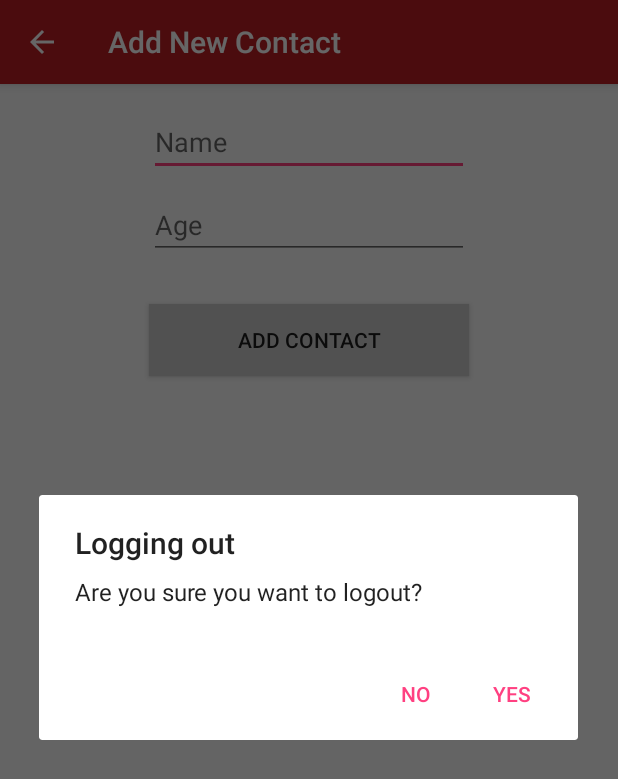
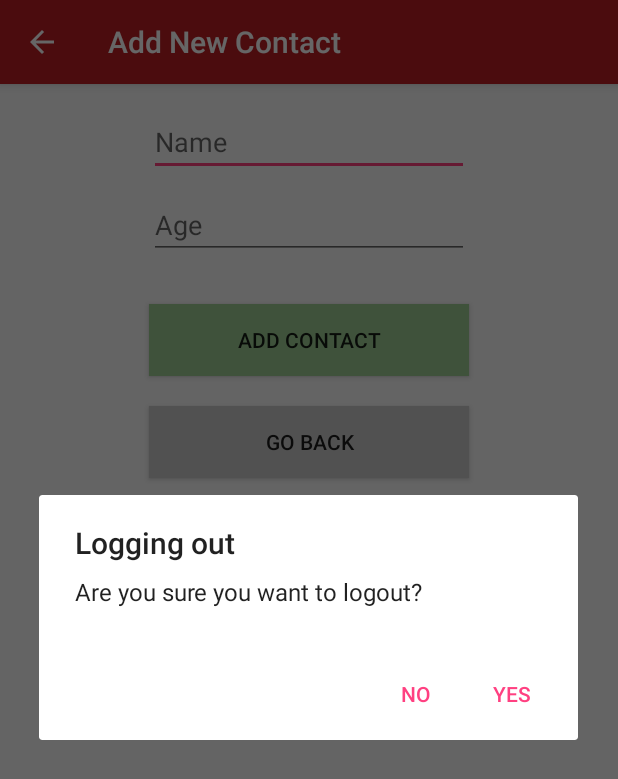
Before and after one commit to juliusvega998/contacts-manager, an Android app: the AddContactActivityFragment screen opened directly, with no data from a screen before it, after a tap on "ADD CONTACT", on a phone screen of 412 x 824 dp. Shown: the top 779 px of the screen. Run offline under Robolectric (Android 15) with nearby library versions, the phone set to English and light mode, and no system bars; 1 statement that could not run was skipped.

Commit message:
Now hashes and salts password. Improved UI for add contact

```diff
--- a/app/src/main/java/com/example/aspirev3/farmmodule/AddContactActivityFragment.java
+++ b/app/src/main/java/com/example/aspirev3/farmmodule/AddContactActivityFragment.java
@@ -26,6 +26,7 @@ public class AddContactActivityFragment extends Fragment {
                              Bundle savedInstanceState) {
         final View view = inflater.inflate(R.layout.fragment_add_contact, container, false);
         final Button add_contact = (Button) view.findViewById(R.id.add_contact_button);
+        final Button go_back = (Button) view.findViewById(R.id.go_back);
         final DBHelper db = new DBHelper(getActivity());
 
         add_contact.setOnClickListener(new View.OnClickListener() {
@@ -33,23 +34,36 @@ public class AddContactActivityFragment extends Fragment {
             public void onClick(View v) {
                 SharedPreferences settings = PreferenceManager.getDefaultSharedPreferences(getActivity());
                 String username = settings.getString("currUsername", null);
-                String name = ((EditText) view.findViewById(R.id.name_add))
-                        .getText().toString().trim();
-                int age = Integer.parseInt(((EditText) view.findViewById(R.id.age_add))
-                        .getText().toString());
+                EditText name_field = (EditText) view.findViewById(R.id.name_add);
+                EditText age_field = (EditText) view.findViewById(R.id.age_add);
+
+                String name = name_field.getText().toString().trim();
+                int age = Integer.parseInt(age_field.getText().toString());
 
                 if(username == null) {
                     Utility.logout(getActivity());
                     Utility.showToast(getActivity(), "Forcing a logout...");
                 } else if(db.addContact(username, name, age)) {
-                    Intent intent = new Intent(getActivity(), HomeActivity.class);
-                    intent.putExtra("username", username);
-
+                    name_field.setText("");
+                    age_field.setText("");
+                    name_field.requestFocus();
                     Utility.showToast(getActivity(), "Successfully added a contact!");
-                    startActivity(intent);
                 } else {
                     Utility.showToast(getActivity(), "Contact already exists.");
                 }
+            }
+        });
+
+        go_back.setOnClickListener(new View.OnClickListener() {
+            @Override
+            public void onClick(View v) {
+                SharedPreferences settings = PreferenceManager.getDefaultSharedPreferences(getActivity());
+                String username = settings.getString("currUsername", null);
+
+                Intent intent = new Intent(getActivity(), HomeActivity.class);
+                intent.putExtra("username", username);
+
+                startActivity(intent);
             }
         });
 
--- a/app/src/main/java/com/example/aspirev3/farmmodule/database/DBSchema.java
+++ b/app/src/main/java/com/example/aspirev3/farmmodule/database/DBSchema.java
@@ -11,6 +11,7 @@ public class DBSchema {
     public static final String USER_TABLE_NAME = "user";
     public static final String USER_NAME_COL = "username";
     public static final String USER_PASS_COL = "password";
+    public static final String USER_SALT_COL = "salt";
 
     public static final String CONTACT_TABLE_NAME = "contacts";
     public static final String CONTACT_NAME_COL = "name";
@@ -19,8 +20,9 @@ public class DBSchema {
     public static void createTable(SQLiteDatabase db) {
         db.execSQL(
             "CREATE TABLE " + USER_TABLE_NAME + "(" +
-                USER_NAME_COL + " VARCHAR(50) PRIMARY KEY," +
-                USER_PASS_COL + " VARCHAR(50) NOT NULL" +
+                USER_NAME_COL + " VARCHAR(50) PRIMARY KEY, " +
+                USER_PASS_COL + " VARCHAR(64) NOT NULL, " +
+                USER_SALT_COL + " VARCHAR(30) NOT NULL" +
             ")"
         );
 
--- a/app/src/main/res/layout/fragment_add_contact.xml
+++ b/app/src/main/res/layout/fragment_add_contact.xml
@@ -36,9 +36,21 @@
         android:layout_height="wrap_content"
         android:text="@string/add_contact_name"
         android:id="@+id/add_contact_button"
-        android:background="@color/grey"
+        android:background="@color/green"
         android:layout_below="@+id/age_add"
         android:layout_marginTop="30dp"
         android:layout_alignStart="@+id/age_add"
         android:layout_alignEnd="@+id/age_add" />
+
+    <Button
+        android:layout_width="wrap_content"
+        android:layout_height="wrap_content"
+        android:text="@string/go_back"
+        android:id="@+id/go_back"
+        android:layout_below="@+id/add_contact_button"
+        android:layout_marginTop="20dp"
+        android:layout_alignStart="@+id/add_contact_button"
+        android:layout_alignEnd="@+id/add_contact_button"
+        android:singleLine="true"
+        android:background="@color/grey" />
 </RelativeLayout>
--- a/app/src/main/res/values/strings.xml
+++ b/app/src/main/res/values/strings.xml
@@ -22,4 +22,5 @@
     <string name="name_hint">Name</string>
     <string name="age_hint">Age</string>
     <string name="add_contact_name">Add Contact</string>
+    <string name="go_back">Go back</string>
 </resources>
```
Also changed, not shown: app/src/main/java/com/example/aspirev3/farmmodule/database/DBHelper.java (+52 -10 lines).
